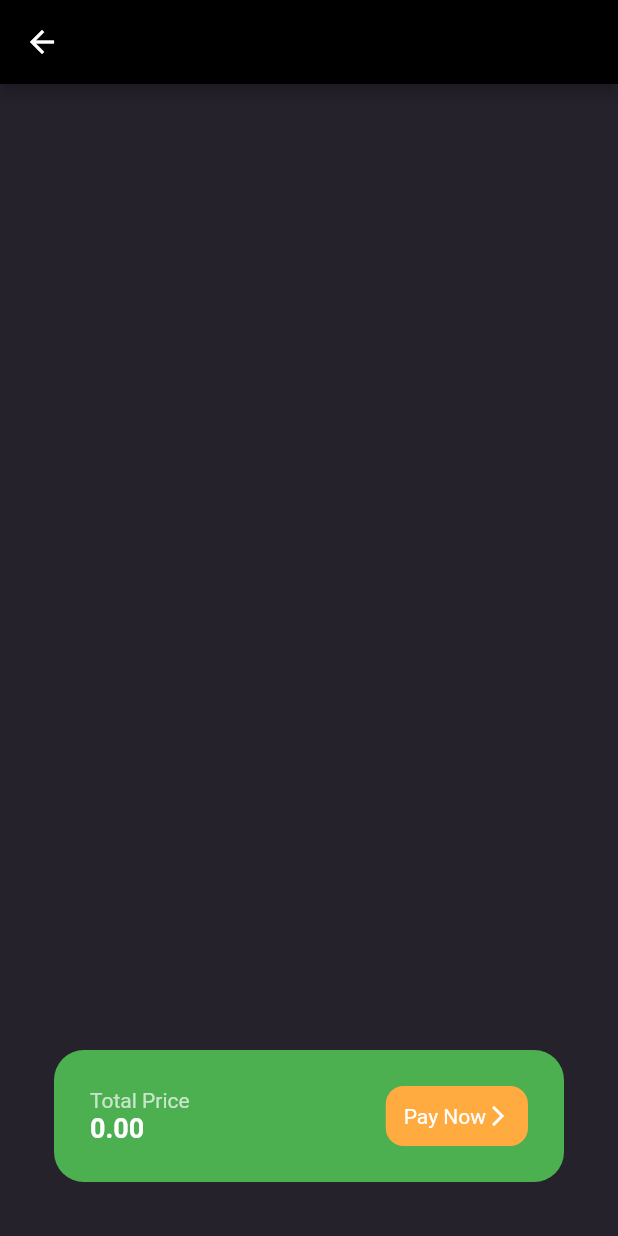
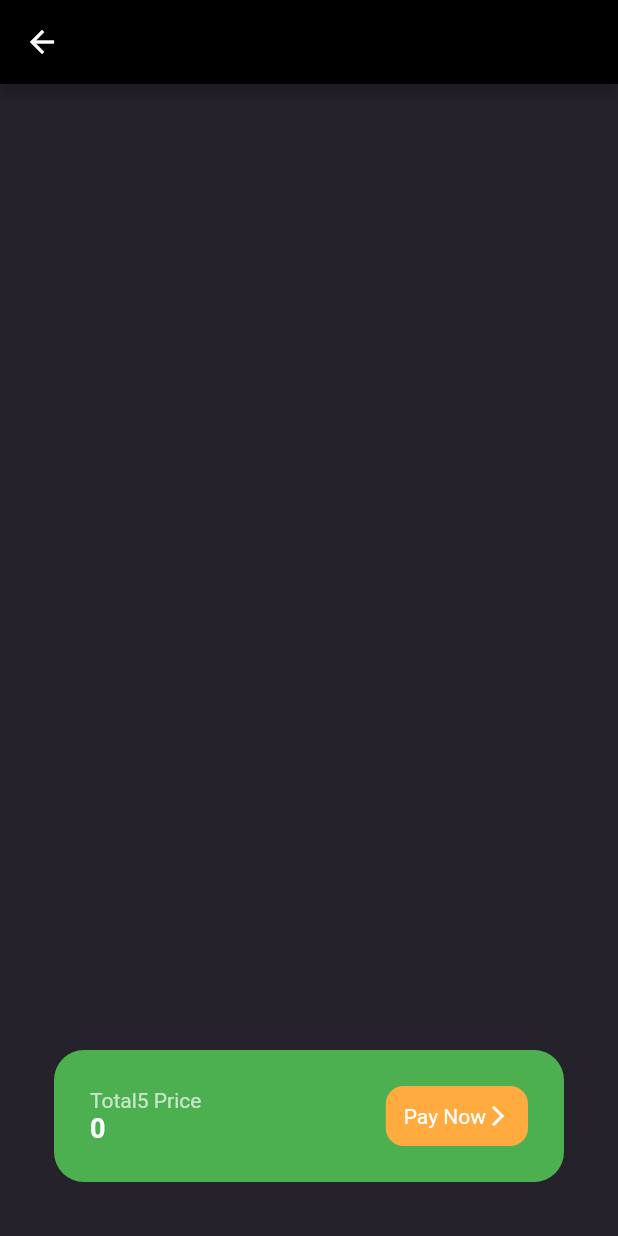
Before and after one commit to Sarwar-95/Khabar-Bilash-Food_Delivery, a Flutter app: the Panshi screen opened directly, item 2 of the bottom bar chosen, on a phone screen of 412 x 824 dp. Run offline on Flutter 3.47's test engine with Material 2 defaults, Android fonts, the phone set to English and light mode, and no system bars; our stand-ins replace cloud_firestore, curved_navigation_bar, email_validator, firebase_auth, firebase_core, font_awesome_flutter and 3 more; missing offline and left inert: flutter_stripe; accounts and stored records are empty; network calls fail.

```diff
--- a/lib/cart/order_model.dart
+++ b/lib/cart/order_model.dart
@@ -157,11 +157,14 @@ class OrderModel extends ChangeNotifier {
 
   //-------------------------------------------------------
   String calculate() {
-    double totalPrice = 0;
+    int totalPrice = 0;
     for (int i = 0; i < _cartAdd.length; i++) {
-      totalPrice += double.parse(_cartAdd[i][1]);
+      totalPrice += int.parse(_cartAdd[i][1]);
     }
-    return totalPrice.toStringAsFixed(2);
+    //------------------->>>
+    var temp = totalPrice.toStringAsFixed(2);
+    var temp2 = temp.split('.');
+    return temp2[0];
   }
 
   //--------------- Shopping Cart Notification ---------------
--- a/lib/cart/order_page.dart
+++ b/lib/cart/order_page.dart
@@ -6,9 +6,14 @@ import 'package:newapp/const/colors.dart';
 import 'package:newapp/views/payment_gateway/payment_gateway.dart';
 import 'package:provider/provider.dart';
 
-class OrderPage extends StatelessWidget {
-  // const OrderPage({super.key});
-  var obj = HomeScreen();
+class OrderPage extends StatefulWidget {
+  const OrderPage({super.key});
+
+  @override
+  State<OrderPage> createState() => _OrderPageState();
+}
+
+class _OrderPageState extends State<OrderPage> {
   @override
   Widget build(BuildContext context) {
     return Scaffold(
@@ -68,8 +73,8 @@ class OrderPage extends StatelessWidget {
                               ),
                               trailing: IconButton(
                                 icon: Icon(
-                                  Icons.cancel,
-                                  color: Colors.green,
+                                  Icons.delete,
+                                  color: Colors.red.shade400,
                                   size: 30,
                                 ),
                                 onPressed: (() {
@@ -97,7 +102,7 @@ class OrderPage extends StatelessWidget {
                           crossAxisAlignment: CrossAxisAlignment.start,
                           children: [
                             Text(
-                              "Total Price",
+                              "Total5 Price",
                               style: TextStyle(color: Colors.green[100]),
                             ),
                             Text(
@@ -114,11 +119,15 @@ class OrderPage extends StatelessWidget {
                         // then navigate to payment_gateway
                         GestureDetector(
                           onTap: () {
+                            String getValue = value.calculate();
+
                             //--------------------------------
                             Navigator.push(
                                 context,
                                 MaterialPageRoute(
-                                    builder: (context) => HomeScreen()));
+                                    builder: (context) => PaymentGateway(
+                                          pymentValue: getValue,
+                                        )));
                             //--------------------------------
                           },
                           child: Container(
--- a/lib/views/login_screen/login_screen.dart
+++ b/lib/views/login_screen/login_screen.dart
@@ -33,7 +33,6 @@ class _SignInState extends State<SignIn> {
     _emailController.dispose();
     _passController.dispose();
   }
-
   //=================================================================
 
   final _formkey = GlobalKey<FormState>();
--- a/lib/views/onboarding_screen/onboarding_screen.dart
+++ b/lib/views/onboarding_screen/onboarding_screen.dart
@@ -46,7 +46,7 @@ class OnBoardingScreen extends StatelessWidget {
 
           body: "Your order will be \n"
               "immediately collected and \n"
-              "sent by our corier",
+              "sent by our courier",
           image: Image.asset("images/onboarding_img/courier.png"),
 
           //------- Design Part -------
```
Also changed, not shown: lib/main.dart (+5 -2 lines), lib/views/home_screen/home_screen.dart (+50 -25 lines), lib/views/payment_gateway/payment_gateway.dart (+32 -23 lines), pubspec.lock, 1 other file.
